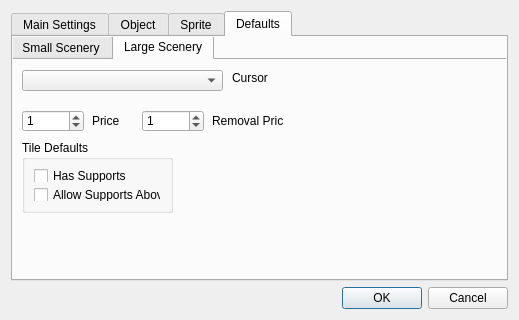
Qt form editor_app/gui/settings_window.ui (danielmeinert/objectcreator) before a commit.
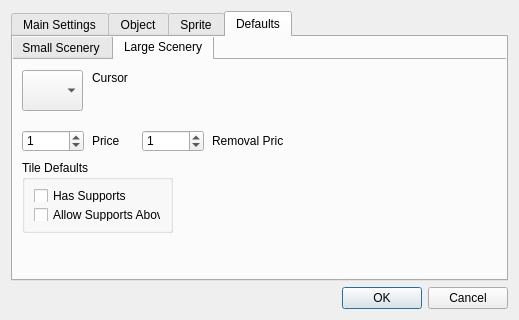
The same form after that commit. The open tabs and pages were chosen to show the change. Custom widgets are drawn as their Qt base class.

Commit message: add cursor combo box

```diff
--- a/editor_app/gui/settings_window.ui
+++ b/editor_app/gui/settings_window.ui
@@ -961,7 +961,7 @@
          <property name="geometry">
           <rect>
            <x>10</x>
-           <y>50</y>
+           <y>70</y>
            <width>62</width>
            <height>22</height>
           </rect>
@@ -979,27 +979,11 @@
           <number>1</number>
          </property>
         </widget>
-        <widget class="QComboBox" name="comboBox_cursor_LS">
-         <property name="geometry">
-          <rect>
-           <x>10</x>
-           <y>10</y>
-           <width>201</width>
-           <height>21</height>
-          </rect>
-         </property>
-         <property name="autoFillBackground">
-          <bool>false</bool>
-         </property>
-         <property name="styleSheet">
-          <string notr="true"/>
-         </property>
-        </widget>
         <widget class="QSpinBox" name="spinBox_removalPrice_LS">
          <property name="geometry">
           <rect>
            <x>130</x>
-           <y>50</y>
+           <y>70</y>
            <width>62</width>
            <height>22</height>
           </rect>
@@ -1017,24 +1001,11 @@
           <number>1</number>
          </property>
         </widget>
-        <widget class="QLabel" name="label_cursor_4">
-         <property name="geometry">
-          <rect>
-           <x>220</x>
-           <y>10</y>
-           <width>51</width>
-           <height>16</height>
-          </rect>
-         </property>
-         <property name="text">
-          <string>Cursor</string>
-         </property>
-        </widget>
         <widget class="QLabel" name="label_removalPrice_SS_2">
          <property name="geometry">
           <rect>
            <x>200</x>
-           <y>50</y>
+           <y>70</y>
            <width>71</width>
            <height>21</height>
           </rect>
@@ -1047,7 +1018,7 @@
          <property name="geometry">
           <rect>
            <x>80</x>
-           <y>50</y>
+           <y>70</y>
            <width>51</width>
            <height>21</height>
           </rect>
@@ -1060,7 +1031,7 @@
          <property name="geometry">
           <rect>
            <x>10</x>
-           <y>80</y>
+           <y>100</y>
            <width>151</width>
            <height>73</height>
           </rect>
@@ -1085,6 +1056,35 @@
           </item>
          </layout>
         </widget>
+        <widget class="CursorComboBox" name="comboBox_cursor_LS">
+         <property name="geometry">
+          <rect>
+           <x>10</x>
+           <y>10</y>
+           <width>61</width>
+           <height>41</height>
+          </rect>
+         </property>
+         <property name="autoFillBackground">
+          <bool>false</bool>
+         </property>
+         <property name="styleSheet">
+          <string notr="true"/>
+         </property>
+        </widget>
+        <widget class="QLabel" name="label_cursor_SS_2">
+         <property name="geometry">
+          <rect>
+           <x>80</x>
+           <y>10</y>
+           <width>51</width>
+           <height>16</height>
+          </rect>
+         </property>
+         <property name="text">
+          <string>Cursor</string>
+         </property>
+        </widget>
        </widget>
       </widget>
      </widget>
@@ -1103,6 +1103,11 @@
   </layout>
  </widget>
  <customwidgets>
+  <customwidget>
+   <class>CursorComboBox</class>
+   <extends>QComboBox</extends>
+   <header location="global">customwidgets</header>
+  </customwidget>
   <customwidget>
    <class>RemapColorSelectButton</class>
    <extends>QPushButton</extends>
```
Left out of the diff: 34 changed lines with no effect on the pictures. The commit also changes 100 other files.
